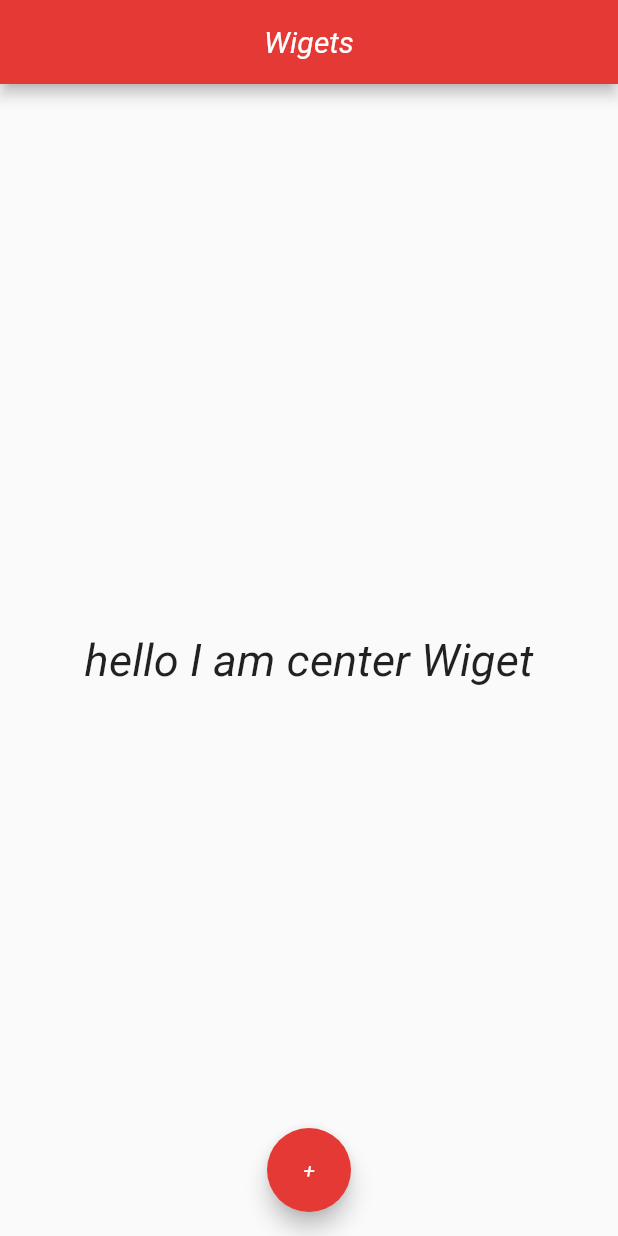
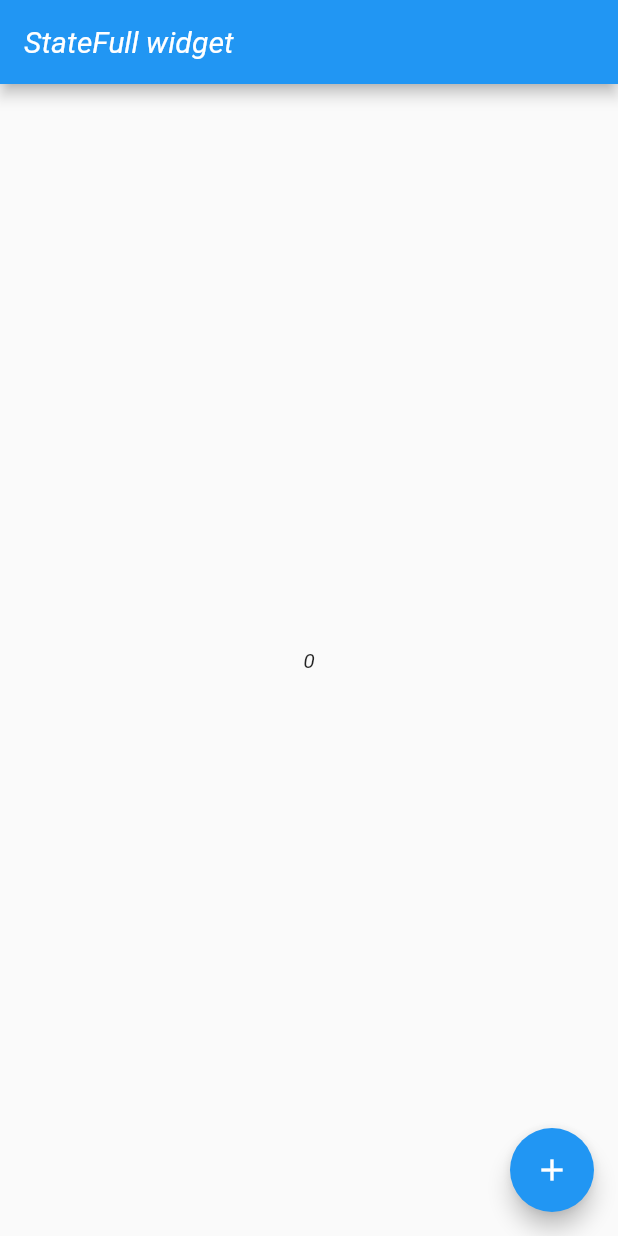
Before and after one commit to RishabhS05/FlutterBasics, a Flutter app: the screen it shows after launch, on a phone screen of 412 x 824 dp. Run offline on Flutter 3.47's test engine with Material 2 defaults, Android fonts, the phone set to English and light mode, and no system bars.

Commit message:
Using statefull wiget make text value increase on pressing FAB.

```diff
--- a/lib/main.dart
+++ b/lib/main.dart
@@ -1,7 +1,7 @@
 import 'package:flutter/material.dart';
 
 void main() {
-  runApp(MaterialApp(home: Home()));
+  runApp(MaterialApp(home: HomeStateFullWidget()));
 }
 
 class Home extends StatelessWidget {
@@ -24,3 +24,38 @@ class Home extends StatelessWidget {
     );
   }
 }
+
+class HomeStateFullWidget extends StatefulWidget {
+  @override
+  _HomeStateFullWidgetState createState() => _HomeStateFullWidgetState();
+}
+
+class _HomeStateFullWidgetState extends State<HomeStateFullWidget> {
+  int x = 0;
+
+  @override
+  Widget build(BuildContext context) {
+    return Scaffold(
+      appBar: AppBar(
+        title: Text(
+          "StateFull widget",
+          style: TextStyle(color: Colors.white),
+        ),
+        backgroundColor: Colors.blue,
+      ),
+      body: Container(
+        child: Center(
+          child: Text('$x'),
+        ),
+      ),
+      floatingActionButton: FloatingActionButton(
+        onPressed: () {
+          setState(() {
+            x++;
+          });
+        },
+        child: Icon(Icons.add, color: Colors.white),
+      ),
+    );
+  }
+}
```
